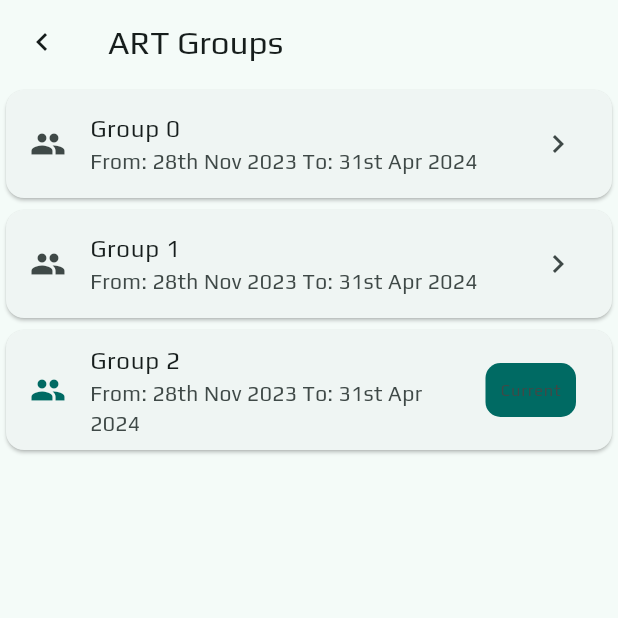
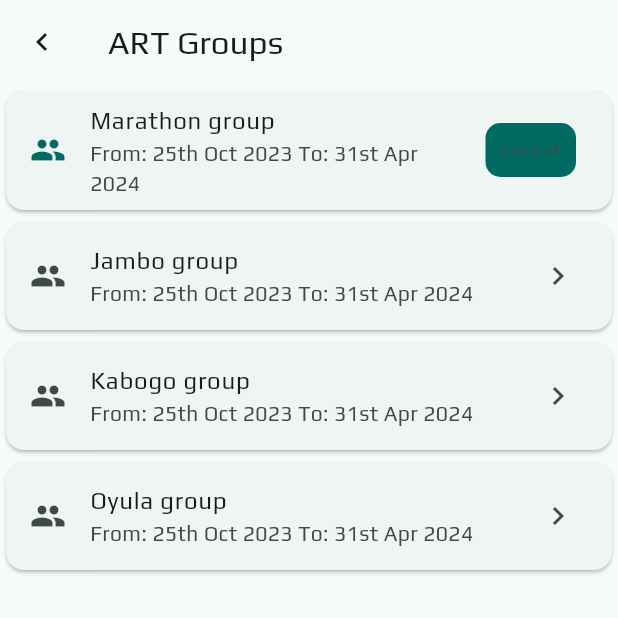
Before and after one commit to palladiumkenya/nishauri_new, a Flutter app: the ARTGroupsScreen screen opened by its route, on a phone screen of 412 x 824 dp, the top half of it. Run offline on Flutter 3.47's test engine with Material 2 defaults, Android fonts, the phone set to English and light mode, and no system bars; our stand-ins replace fl_chart, flutter_riverpod, flutter_svg, form_validator, freezed_annotation, go_router and 5 more; accounts and stored records are empty.

Commit message:
Getting subscription from service, changed model to have Group as object and not mere id

```diff
--- /dev/null
+++ b/lib/src/features/hiv/data/models/event/event.dart
@@ -0,0 +1 @@
+export 'art_event.dart';
--- a/lib/src/features/hiv/data/models/group/art_group_subscription.dart
+++ b/lib/src/features/hiv/data/models/group/art_group_subscription.dart
@@ -1,5 +1,6 @@
 import 'package:freezed_annotation/freezed_annotation.dart';
 import 'package:flutter/foundation.dart';
+import 'package:nishauri/src/features/hiv/data/models/group/art_group.dart';
 part 'art_group_subscription.freezed.dart';
 part 'art_group_subscription.g.dart';
 
@@ -7,9 +8,10 @@ part 'art_group_subscription.g.dart';
 class ARTGroupSubscription with _$ARTGroupSubscription {
   const factory ARTGroupSubscription({
     String? id,
-    required String group,
+    required ARTGroup group,
     required String patient,
     String? name,
+    required String createdAt,
     @Default(false) bool? isCurrent,
   }) = _ARTGroupSubscription;
 
--- /dev/null
+++ b/lib/src/features/hiv/data/models/group/group.dart
@@ -0,0 +1,3 @@
+export 'art_group.dart';
+export 'art_group_lead.dart';
+export 'art_group_subscription.dart';
--- /dev/null
+++ b/lib/src/features/hiv/data/models/models.dart
@@ -0,0 +1,4 @@
+export 'address.dart';
+export 'art_site.dart';
+export 'group/group.dart';
+export 'event/event.dart';
--- a/lib/src/features/hiv/data/providers/art_group_provider.dart
+++ b/lib/src/features/hiv/data/providers/art_group_provider.dart
@@ -1,17 +1,15 @@
 import 'package:flutter_riverpod/flutter_riverpod.dart';
 import 'package:nishauri/src/features/auth/data/providers/auth_provider.dart';
-import 'package:nishauri/src/features/hiv/data/models/group/art_group.dart';
+import 'package:nishauri/src/features/hiv/data/models/models.dart';
 import 'package:nishauri/src/features/hiv/data/repositories/art_groups_repository.dart';
 import 'package:nishauri/src/features/hiv/data/services/art_groups_service.dart';
 import 'package:nishauri/src/features/hiv/presentation/controllers/ARTGroupController.dart';
 
 final art_group_provider =
-    StateNotifierProvider<ARTGroupController, AsyncValue<List<ARTGroup>>>(
+    StateNotifierProvider<ARTGroupController, AsyncValue<List<ARTGroupSubscription>>>(
         (ref) {
   // Retrieve the authentication token from the authStateProvider
-  // await Future.delayed(const Duration(seconds: 5));
   final String token = ref.watch(authStateProvider);
-
   final service = ARTGroupService(token);
   final repository = ARTGroupRepository(service);
   return ARTGroupController(repository);
--- a/lib/src/features/hiv/data/services/art_groups_service.dart
+++ b/lib/src/features/hiv/data/services/art_groups_service.dart
@@ -1,6 +1,4 @@
-import 'package:nishauri/src/features/hiv/data/models/group/art_group.dart';
-import 'package:nishauri/src/features/hiv/data/models/group/art_group_lead.dart';
-import 'package:nishauri/src/features/hiv/data/models/group/art_group_subscription.dart';
+import 'package:nishauri/src/features/hiv/data/models/models.dart';
 
 class ARTGroupService {
   String token;
@@ -32,10 +30,46 @@ class ARTGroupService {
   ];
   final List<ARTGroupSubscription> _subscriptions = [
     const ARTGroupSubscription(
-        group: "g-1", patient: "u-1", name: "Omosh", isCurrent: true),
-    const ARTGroupSubscription(group: "g-2", patient: "u-1", name: "Omoshi"),
-    const ARTGroupSubscription(group: "g-3", patient: "u-1", name: "Lawi"),
-    const ARTGroupSubscription(group: "g-4", patient: "u-1", name: "<Omosh/>"),
+        group: ARTGroup(
+          title: "Marathon group ",
+          lead: "l-1",
+          id: "g-1",
+          description: "Some group description",
+        ),
+        patient: "u-1",
+        name: "Omosh",
+        createdAt: "25th Oct 2023",
+        isCurrent: true),
+    const ARTGroupSubscription(
+        group: ARTGroup(
+          title: "Jambo group ",
+          lead: "l-2",
+          id: "g-2",
+          description: "Some group description",
+        ),
+        patient: "u-1",
+        createdAt: "25th Oct 2023",
+        name: "Omoshi"),
+    const ARTGroupSubscription(
+        group: ARTGroup(
+          title: "Kabogo group ",
+          lead: "l-3",
+          id: "g-3",
+          description: "Some group description",
+        ),
+        patient: "u-1",
+        createdAt: "25th Oct 2023",
+        name: "Lawi"),
+    const ARTGroupSubscription(
+        group: ARTGroup(
+          title: "Oyula group ",
+          lead: "l-4",
+          id: "g-4",
+          description: "Some group description",
+        ),
+        createdAt: "25th Oct 2023",
+        patient: "u-1",
+        name: "<Omosh/>"),
   ];
   final List<ARTGroupLead> _leads = [
     const ARTGroupLead(group: "g-1", user: "u-1"),
--- a/lib/src/features/hiv/presentation/pages/groups/ARTGroups.dart
+++ b/lib/src/features/hiv/presentation/pages/groups/ARTGroups.dart
@@ -1,5 +1,7 @@
 import 'package:flutter/material.dart';
+import 'package:flutter_riverpod/flutter_riverpod.dart';
 import 'package:go_router/go_router.dart';
+import 'package:nishauri/src/features/hiv/data/providers/art_group_provider.dart';
 import 'package:nishauri/src/utils/constants.dart';
 
 class ARTGroupsScreen extends StatelessWidget {
@@ -16,17 +18,23 @@ class ARTGroupsScreen extends StatelessWidget {
         ),
         title: const Text("ART Groups"),
       ),
-      body: ListView.builder(
-        itemCount: 3,
+      body: Consumer(
+        builder: (BuildContext context, WidgetRef ref, Widget? child) {
+          final artGroups = ref.watch(art_group_provider);
+          return artGroups.when(
+            data: (data) => ListView.builder(
+              itemCount: data.length,
               itemBuilder: (BuildContext context, int index) => Card(
                 child: ListTile(
                   leading: Icon(
                     Icons.group,
-              color: index == 2 ? theme.colorScheme.primary : null,
+                    color: data[index].isCurrent == true
+                        ? theme.colorScheme.primary
+                        : null,
                   ),
-            title: Text("Group $index"),
-            subtitle: const Text("From: 28th Nov 2023 To: 31st Apr 2024"),
-            trailing: index == 2
+                  title: Text(data[index].group.title),
+                  subtitle: Text("From: ${data[index].createdAt} To: 31st Apr 2024"),
+                  trailing: data[index].isCurrent == true
                       ? Container(
                           padding: const EdgeInsets.all(Constants.SPACING),
                           decoration: BoxDecoration(
@@ -41,6 +49,13 @@ class ARTGroupsScreen extends StatelessWidget {
                 ),
               ),
             ),
+            error: (error, _) => Center(child: Text(error.toString())),
+            loading: () => const Center(
+              child: CircularProgressIndicator(),
+            ),
+          );
+        },
+      ),
     );
   }
 }
```
Also changed, not shown: lib/src/features/hiv/presentation/controllers/ARTGroupController.dart (+5 -16 lines), lib/src/features/hiv/data/models/group/art_group_subscription.freezed.dart, lib/src/features/hiv/data/models/group/art_group_subscription.g.dart. Lines whose indentation alone changed are shown as unchanged.
